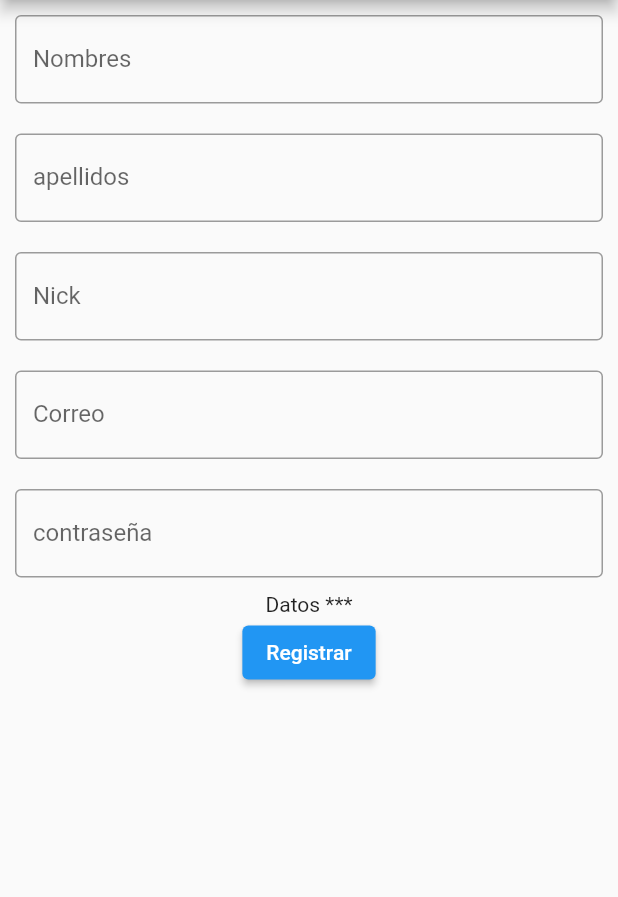
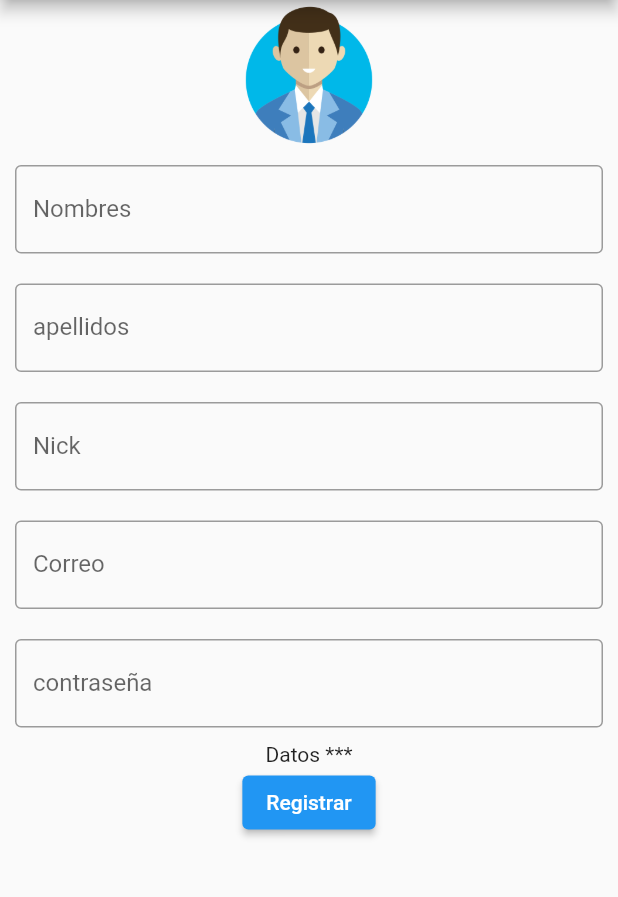
Before and after one commit to sebastianjsam/MoviePhileDemos, a Flutter app: the screen it shows after launch, after a tap on "Registrar", on a phone screen of 412 x 824 dp, the part 84-981 px from its top. Run offline on Flutter 3.47's test engine with Material 2 defaults, Android fonts, the phone set to English and light mode, and no system bars; network calls fail.

```diff
--- a/Demos/sebastian/lib/main.dart
+++ b/Demos/sebastian/lib/main.dart
@@ -2,6 +2,7 @@ import 'dart:convert';
 
 import 'package:flutter/material.dart';
 import 'package:http/http.dart' as http;
+import 'package:http/http.dart';
 
 void main() {
   runApp(MyApp());
@@ -42,6 +43,80 @@ class _MyHomePageState extends State<MyHomePage> {
     }
   }
 
+  Future<String> RegisterUser(
+      String name, String email, String password) async {
+    print("registrar");
+    print(jsonEncode(
+        {'Name': name, 'Email': 'prueba5@gmail.com', 'Password': 'Aa124567_'}));
+    final response = await http.post(
+      Uri.parse('http://10.0.2.2:53865/api/Auth/Register'),
+      headers: <String, String>{
+        'Content-Type': 'application/json; charset=UTF-8',
+      },
+      body: jsonEncode({
+        'Name': 'Batman1',
+        'Email': 'prueba1gmail.com',
+        'Password': 'Aa124567_'
+      }),
+    );
+    Map<String, dynamic> user = jsonDecode(response.body);
+    print("****" + user.toString());
+    if (response.statusCode == 200) {
+      // If the server did return a 201 CREATED response,
+      // then parse the JSON.
+      //return Album.fromJson(jsonDecode(response.body));
+      print("xd");
+      print((response.body).toString());
+      var json = jsonDecode(response.body);
+
+      Map<String, dynamic> user = jsonDecode(response.body);
+      print(user);
+      print(user['errors']);
+      print("result " + user['result'].toString());
+
+      print("JsonDecode " + (jsonDecode(response.body)).toString());
+      setState(() {
+        if (user['result'] == false) {
+          textoMostrar = (user['errors']).toString();
+        } else {
+          textoMostrar = 'Registro Exitoso';
+        }
+      });
+
+      return (user['errors']).toString();
+    } else {
+      // If the server did not return a 201 CREATED response,
+      // then throw an exception.
+      //throw Exception('Failed');
+      //return "Failed ";
+
+      print("Failed" + response.statusCode.toString());
+      Map<String, dynamic> user = jsonDecode(response.body);
+      print(user);
+      print(user['errors']);
+
+      setState(() {
+        textoMostrar = 'Error' + user['errors'].toString();
+      });
+      return "Failed ";
+    }
+  }
+
+  Future<http.Response> registrarseBackend() {
+    return http.post(
+      Uri.https('https://192.168.0.19:44307/api/Auth/', 'Register'),
+      headers: <String, String>{
+        'Content-Type': 'application/json; charset=UTF-8',
+      },
+      body: jsonEncode(<String, String>{
+        "Name": "Batman1",
+        "Email": "prueba1@gmail.com",
+        "Password": "Aa124567_"
+      }),
+    );
+  }
+
+  final myController = TextEditingController();
   @override
   Widget build(BuildContext context) {
     return Scaffold(
@@ -52,12 +127,21 @@ class _MyHomePageState extends State<MyHomePage> {
         child: Column(
           children: [
             Container(
+              height: 100,
+              width: 100,
+              child: Image(
+                  image: AssetImage(
+                'assets/images/avatar.png',
+              )),
+            ),
+            Container(
               padding: const EdgeInsets.all(10),
               child: TextField(
+                  controller: myController,
                   decoration: InputDecoration(
-                border: OutlineInputBorder(),
-                labelText: 'Nombres',
-              )),
+                    border: OutlineInputBorder(),
+                    labelText: 'Nombres',
+                  )),
             ),
             Container(
               padding: const EdgeInsets.all(10),
@@ -94,8 +178,12 @@ class _MyHomePageState extends State<MyHomePage> {
             Text(textoMostrar),
             ElevatedButton(
               onPressed: () {
-                _registrar();
+                //_registrar();
+                var r = RegisterUser(myController.text, 'seas', 'as');
                 setState(() {
+                  //String futuro =
+                  //(RegisterUser('sebas', 'seas', 'as')).toString();
+
                   textoMostrar = textoMostrar;
                 });
               },
--- a/Demos/sebastian/pubspec.yaml
+++ b/Demos/sebastian/pubspec.yaml
@@ -46,7 +46,9 @@ flutter:
   uses-material-design: true
 
   # To add assets to your application, add an assets section, like this:
-  # assets:
+
+  assets:
+    - assets/images/
   #   - images/a_dot_burr.jpeg
   #   - images/a_dot_ham.jpeg
 
```
Also changed, not shown: Demos/sebastian/assets/images/avatar.png (added), 2 other files.
